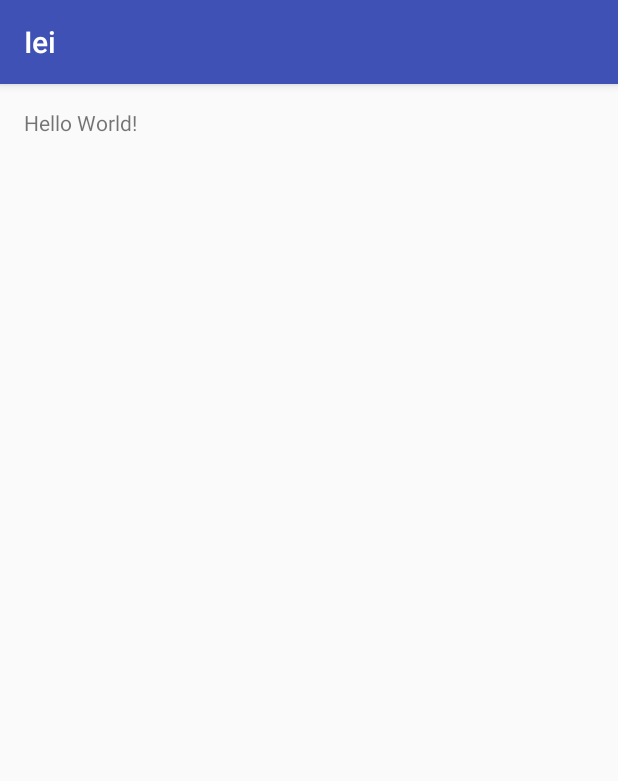
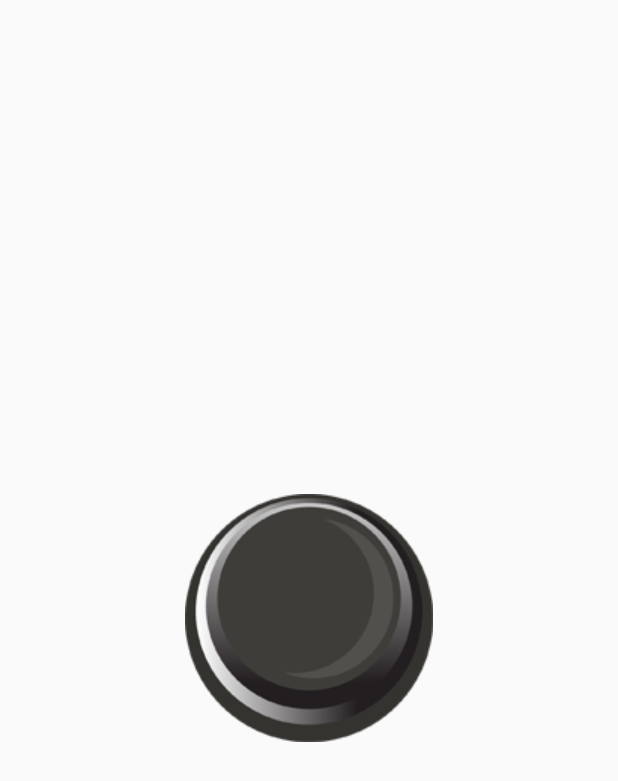
Before and after one commit to Mvbs/iei, an Android app: the screen it shows after launch (MainActivity), on a phone screen of 412 x 824 dp. Shown: the top 781 px of the screen. Run offline under Robolectric (Android 15) with nearby library versions, the phone set to English and light mode, and no system bars.

Commit message:
First Commit

```diff
--- a/app/src/main/AndroidManifest.xml
+++ b/app/src/main/AndroidManifest.xml
@@ -7,7 +7,7 @@
         android:icon="@mipmap/ic_launcher"
         android:label="@string/app_name"
         android:supportsRtl="true"
-        android:theme="@style/AppTheme">
+        android:theme="@style/Theme.AppCompat.Light.NoActionBar">
         <activity android:name=".MainActivity">
             <intent-filter>
                 <action android:name="android.intent.action.MAIN" />
--- a/app/src/main/java/blacksebostudio/com/iei/MainActivity.java
+++ b/app/src/main/java/blacksebostudio/com/iei/MainActivity.java
@@ -1,13 +1,36 @@
 package blacksebostudio.com.iei;
 
+import android.media.MediaPlayer;
 import android.support.v7.app.AppCompatActivity;
 import android.os.Bundle;
+import android.view.MotionEvent;
+import android.view.View;
+import android.widget.ImageButton;
 
 public class MainActivity extends AppCompatActivity {
+
+    private MediaPlayer mp = null;
+    private int[] sons = {R.raw.vaca};
 
     @Override
     protected void onCreate(Bundle savedInstanceState) {
         super.onCreate(savedInstanceState);
         setContentView(R.layout.activity_main);
+
+        final ImageButton ib = (ImageButton) findViewById(R.id.button);
+        mp = MediaPlayer.create(this, sons[0]);
+
+        ib.setOnTouchListener(new View.OnTouchListener() {
+            @Override
+            public boolean onTouch(View view, MotionEvent motionEvent) {
+                if (motionEvent.getAction() == MotionEvent.ACTION_DOWN) {
+                    ib.setImageResource(R.drawable.buttondown);
+                    mp.start();
+                    return true;
+                }
+                ib.setImageResource(R.drawable.bnormal);
+                return false;
+            }
+        });
     }
 }
--- a/app/src/main/res/layout/activity_main.xml
+++ b/app/src/main/res/layout/activity_main.xml
@@ -10,8 +10,15 @@
     android:paddingTop="@dimen/activity_vertical_margin"
     tools:context="blacksebostudio.com.iei.MainActivity">
 
-    <TextView
+    <ImageButton
+        android:id="@+id/button"
         android:layout_width="wrap_content"
         android:layout_height="wrap_content"
-        android:text="Hello World!" />
+        android:src="@drawable/bnormal"
+        android:layout_centerHorizontal="true"
+        android:layout_centerVertical="true"
+        android:background="@android:color/transparent"
+        android:focusable="true"
+
+        />
 </RelativeLayout>
--- a/app/src/main/res/values/styles.xml
+++ b/app/src/main/res/values/styles.xml
@@ -6,6 +6,9 @@
         <item name="colorPrimary">@color/colorPrimary</item>
         <item name="colorPrimaryDark">@color/colorPrimaryDark</item>
         <item name="colorAccent">@color/colorAccent</item>
+        <item name="windowNoTitle">true</item>
+        <item name="windowActionBar">false</item>
+        <item name="android:windowFullscreen">true</item>
     </style>
 
 </resources>
```
Also changed, not shown: app/src/main/res/drawable/bnormal.png (added), app/src/main/res/drawable/buttondown.png (added), 1 other file.
